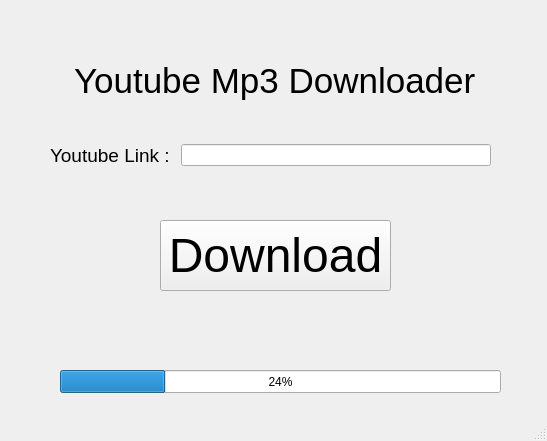
This is Main/untitled.ui in dbaha/Youtube-Downloader as Qt 5 draws it before an edit. The edited form follows.
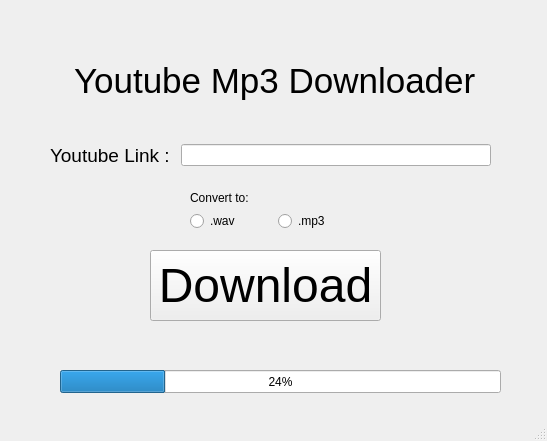
This is the edited form.

Commit message:
Wav convert
Additional conversion options
WAV and MP3

```diff
--- a/Main/untitled.ui
+++ b/Main/untitled.ui
@@ -68,8 +68,8 @@
    <widget class="QPushButton" name="DownloadButton">
     <property name="geometry">
      <rect>
-      <x>160</x>
-      <y>220</y>
+      <x>150</x>
+      <y>250</y>
       <width>231</width>
       <height>71</height>
      </rect>
@@ -96,6 +96,49 @@
      <number>24</number>
     </property>
    </widget>
+   <widget class="QWidget" name="verticalLayoutWidget_2">
+    <property name="geometry">
+     <rect>
+      <x>190</x>
+      <y>190</y>
+      <width>170</width>
+      <height>41</height>
+     </rect>
+    </property>
+    <layout class="QVBoxLayout" name="verticalLayout_2">
+     <item>
+      <widget class="QLabel" name="label">
+       <property name="text">
+        <string>Convert to:</string>
+       </property>
+       <property name="alignment">
+        <set>Qt::AlignBottom|Qt::AlignLeading|Qt::AlignLeft</set>
+       </property>
+      </widget>
+     </item>
+     <item>
+      <layout class="QHBoxLayout" name="horizontalLayout_2">
+       <property name="spacing">
+        <number>6</number>
+       </property>
+       <item>
+        <widget class="QRadioButton" name="radioButton">
+         <property name="text">
+          <string>.wav</string>
+         </property>
+        </widget>
+       </item>
+       <item>
+        <widget class="QRadioButton" name="radioButton_2">
+         <property name="text">
+          <string>.mp3</string>
+         </property>
+        </widget>
+       </item>
+      </layout>
+     </item>
+    </layout>
+   </widget>
   </widget>
   <widget class="QStatusBar" name="statusbar"/>
  </widget>
```
The commit also changes 1 other file.
